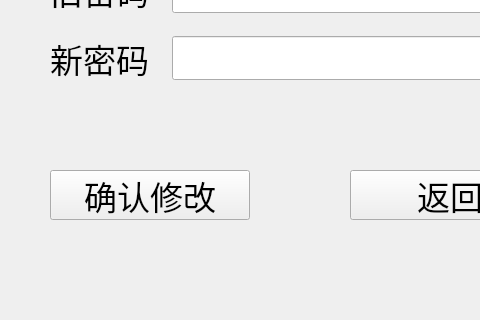
Qt form UI/ResetPassword.ui (YeshengSu/MapleStroyStarter) before a commit; both pictures show x 0 to 480 and y 130 to 450 of the 600 by 450 pixel window.
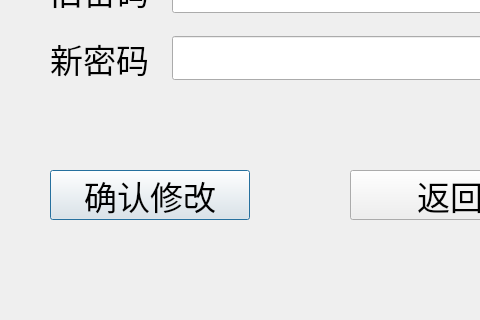
The same form after that commit.

The edit to the form file:
```diff
--- a/UI/ResetPassword.ui
+++ b/UI/ResetPassword.ui
@@ -45,6 +45,9 @@
    <property name="text">
     <string>确认修改</string>
    </property>
+   <property name="default">
+    <bool>true</bool>
+   </property>
   </widget>
   <widget class="QPushButton" name="ReturnButton">
    <property name="geometry">
@@ -64,7 +67,7 @@
     <string>返回</string>
    </property>
   </widget>
-  <widget class="QWidget" name="">
+  <widget class="QWidget" name="layoutWidget">
    <property name="geometry">
     <rect>
      <x>50</x>
```
